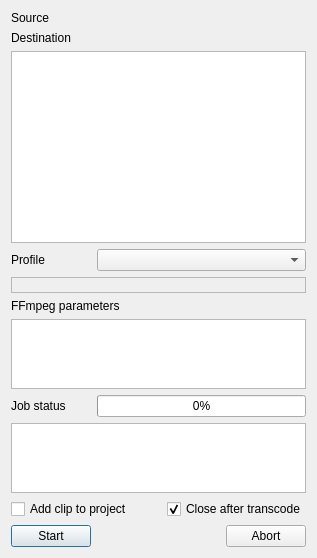
KDE/kdenlive, file src/ui/cliptranscode_ui.ui: the form before one commit.
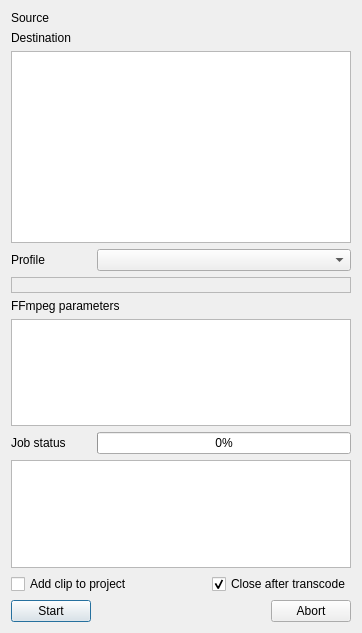
The form after the commit. Custom widgets are drawn as their Qt base class.

Commit message: Fix crash on Show Description with Bin tree in IconView BUG: 351710

Patch:
```diff
--- a/src/ui/cliptranscode_ui.ui
+++ b/src/ui/cliptranscode_ui.ui
@@ -6,8 +6,8 @@
    <rect>
     <x>0</x>
     <y>0</y>
-    <width>317</width>
-    <height>483</height>
+    <width>362</width>
+    <height>633</height>
    </rect>
   </property>
   <property name="windowTitle">
```
Left out of the diff: 2 changed lines with no effect on the pictures. The commit also changes 1 other file.
